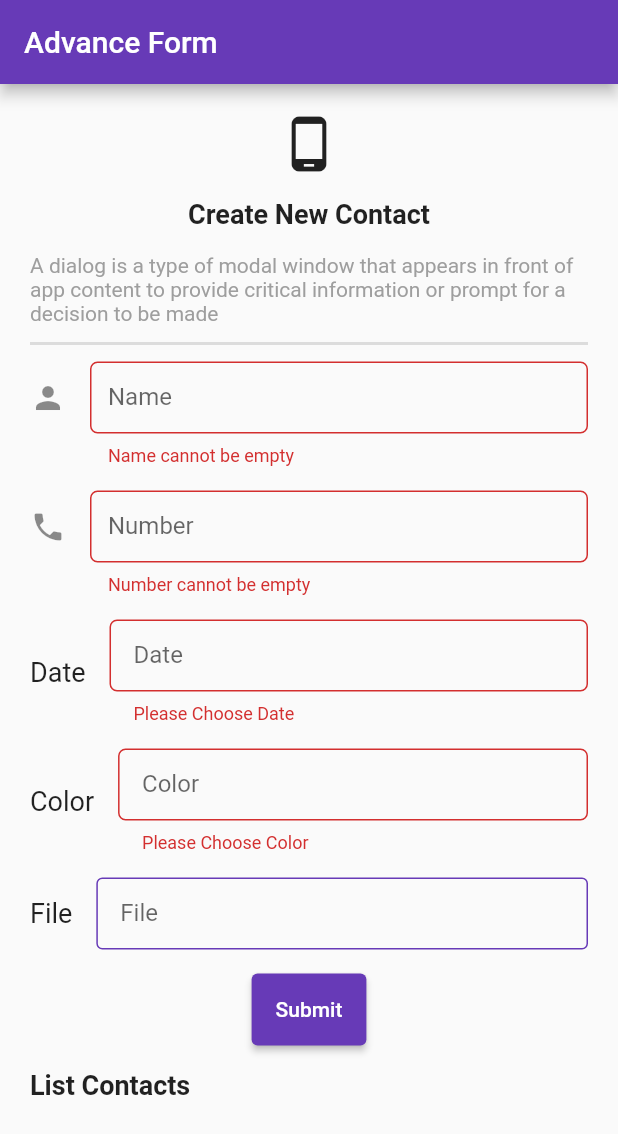
After one commit to Euismutnh/Flutter_Euis-Rohimattul-M, a Flutter app: the AdvancePage screen opened directly, after a tap on "Submit", on a phone screen of 412 x 824 dp. The commit adds this screen. Shown: the top 1134 px of the screen. Run offline on Flutter 3.47's test engine with Material 2 defaults, Android fonts, the light colour scheme and no system bars; our stand-ins replace file_picker, flutter_colorpicker.

Commit message:
Pengumpulan Tugas

```diff
--- /dev/null
+++ b/lib/Praktikum_Advance/soal_prioritas2_explorasi.dart
@@ -0,0 +1,482 @@
+import 'package:flutter/material.dart';
+import 'package:flutter_colorpicker/flutter_colorpicker.dart';
+import 'package:file_picker/file_picker.dart';
+
+void main() {
+  runApp(const MaterialApp(
+    home: AdvancePage(),
+  ));
+}
+
+class AdvancePage extends StatefulWidget {
+  const AdvancePage({Key? key}) : super(key: key);
+
+  @override
+  State<AdvancePage> createState() => _AdvancePageState();
+}
+
+class _AdvancePageState extends State<AdvancePage> {
+  final _formKey = GlobalKey<FormState>();
+  TextEditingController nameController = TextEditingController();
+  TextEditingController numberController = TextEditingController();
+  TextEditingController dateController = TextEditingController();
+  TextEditingController colorController = TextEditingController();
+  TextEditingController fileController = TextEditingController();
+  List<Map<String, String>> contacts = [];
+
+  @override
+  Widget build(BuildContext context) {
+    return Scaffold(
+      appBar: AppBar(
+        backgroundColor: Colors.deepPurple,
+        title: const Text('Advance Form'),
+      ),
+      body: ListView(
+        padding: const EdgeInsets.all(20.0),
+        children: [
+          Row(
+            mainAxisAlignment: MainAxisAlignment.center,
+            children: const [
+              Icon(Icons.phone_android, size: 40.0),
+            ],
+          ),
+          const SizedBox(height: 16.0),
+          Column(
+            mainAxisAlignment: MainAxisAlignment.center,
+            children: const [
+              Text(
+                "Create New Contact",
+                style: TextStyle(
+                  fontSize: 18.0,
+                  fontWeight: FontWeight.bold,
+                ),
+              ),
+              SizedBox(height: 16.0),
+              Text(
+                "A dialog is a type of modal window that appears in front of app content to provide critical information or prompt for a decision to be made",
+                style: TextStyle(
+                  fontSize: 14.0,
+                  color: Colors.grey,
+                ),
+              ),
+            ],
+          ),
+          const Divider(height: 24.0, thickness: 2.0),
+          Form(
+            key: _formKey,
+            child: Column(
+              children: [
+                TextFormField(
+                  controller: nameController,
+                  decoration: InputDecoration(
+                    focusedBorder: const OutlineInputBorder(
+                      borderSide: BorderSide(color: Colors.deepPurple),
+                    ),
+                    enabledBorder: const OutlineInputBorder(
+                      borderSide: BorderSide(color: Colors.deepPurple),
+                    ),
+                    hintText: "Insert Your Name",
+                    labelText: "Name",
+                    icon: const Icon(Icons.person),
+                    border: OutlineInputBorder(
+                      borderRadius: BorderRadius.circular(5.0),
+                    ),
+                    contentPadding: const EdgeInsets.symmetric(
+                      horizontal: 12.0,
+                    ),
+                  ),
+                  validator: (value) {
+                    if (value!.isEmpty) {
+                      return 'Name cannot be empty';
+                    }
+                    if (!RegExp(r'^[A-Z][a-z]*(?: [A-Z][a-z]*)?$')
+                        .hasMatch(value)) {
+                      return 'Name must consist of at least 2 words, each starting with a capital letter, and contain only letters';
+                    }
+                    return null;
+                  },
+                ),
+                const SizedBox(height: 16.0),
+                TextFormField(
+                  controller: numberController,
+                  keyboardType: TextInputType.phone,
+                  decoration: InputDecoration(
+                    focusedBorder: const OutlineInputBorder(
+                      borderSide: BorderSide(color: Colors.deepPurple),
+                    ),
+                    enabledBorder: const OutlineInputBorder(
+                      borderSide: BorderSide(color: Colors.deepPurple),
+                    ),
+                    hintText: "08...",
+                    labelText: "Number",
+                    icon: const Icon(Icons.phone),
+                    border: OutlineInputBorder(
+                      borderRadius: BorderRadius.circular(5.0),
+                    ),
+                    contentPadding: const EdgeInsets.symmetric(
+                      horizontal: 12.0,
+                    ),
+                  ),
+                  validator: (value) {
+                    if (value!.isEmpty) {
+                      return 'Number cannot be empty';
+                    }
+                    if (!RegExp(r'^08[0-9]{8,15}$').hasMatch(value)) {
+                      return 'Number must consist of digits, be at least 8 digits, at most 15 digits, and start with "08"';
+                    }
+                    return null;
+                  },
+                ),
+                const SizedBox(height: 16.0),
+                Row(
+                  children: [
+                    const Text(
+                      "Date",
+                      style: TextStyle(
+                        fontSize: 18.0,
+                      ),
+                      textAlign: TextAlign.center,
+                    ),
+                    const SizedBox(width: 16.0),
+                    Expanded(
+                      child: GestureDetector(
+                        onTap: () => _selectDate(context),
+                        child: AbsorbPointer(
+                          child: TextFormField(
+                            controller: dateController,
+                            decoration: InputDecoration(
+                              focusedBorder: const OutlineInputBorder(
+                                borderSide:
+                                    BorderSide(color: Colors.deepPurple),
+                              ),
+                              enabledBorder: const OutlineInputBorder(
+                                borderSide:
+                                    BorderSide(color: Colors.deepPurple),
+                              ),
+                              hintText: "Choose Date",
+                              labelText: "Date",
+                              border: OutlineInputBorder(
+                                borderRadius: BorderRadius.circular(5.0),
+                              ),
+                              contentPadding: const EdgeInsets.symmetric(
+                                horizontal: 16.0,
+                                vertical: 6.0,
+                              ),
+                            ),
+                            validator: (value) {
+                              if (value == null || value.isEmpty) {
+                                return 'Please Choose Date';
+                              }
+                              return null;
+                            },
+                          ),
+                        ),
+                      ),
+                    ),
+                  ],
+                ),
+                const SizedBox(height: 16.0),
+                Row(
+                  children: [
+                    const Text(
+                      "Color",
+                      style: TextStyle(
+                        fontSize: 18.0,
+                      ),
+                      textAlign: TextAlign.center,
+                    ),
+                    const SizedBox(width: 16.0),
+                    Expanded(
+                      child: GestureDetector(
+                        onTap: () => _selectColor(context),
+                        child: AbsorbPointer(
+                          child: TextFormField(
+                            controller: colorController,
+                            decoration: InputDecoration(
+                              hintText: "Choose Color",
+                              labelText: "Color",
+                              border: OutlineInputBorder(
+                                borderRadius: BorderRadius.circular(5.0),
+                              ),
+                              contentPadding: const EdgeInsets.symmetric(
+                                horizontal: 16.0,
+                                vertical: 6.0,
+                              ),
+                            ),
+                            validator: (value) {
+                              if (value == null || value.isEmpty) {
+                                return 'Please Choose Color';
+                              }
+                              return null;
+                            },
+                          ),
+                        ),
+                      ),
+                    ),
+                  ],
+                ),
+                const SizedBox(height: 16.0),
+                Row(
+                  children: [
+                    const Text(
+                      "File",
+                      style: TextStyle(
+                        fontSize: 18.0,
+                      ),
+                      textAlign: TextAlign.center,
+                    ),
+                    const SizedBox(width: 16.0),
+                    Expanded(
+                      child: GestureDetector(
+                        onTap: () => _selectFile(context),
+                        child: AbsorbPointer(
+                          child: TextFormField(
+                            controller: fileController,
+                            decoration: InputDecoration(
+                              focusedBorder: const OutlineInputBorder(
+                                borderSide:
+                                    BorderSide(color: Colors.deepPurple),
+                              ),
+                              enabledBorder: const OutlineInputBorder(
+                                borderSide:
+                                    BorderSide(color: Colors.deepPurple),
+                              ),
+                              hintText: "Choose File",
+                              labelText: "File",
+                              border: OutlineInputBorder(
+                                borderRadius: BorderRadius.circular(5.0),
+                              ),
+                              contentPadding: const EdgeInsets.symmetric(
+                                horizontal: 16.0,
+                                vertical: 6.0,
+                              ),
+                            ),
+                            validator: (value) {
+                              // Menerima input kosong untuk file
+                              return null;
+                            },
+                          ),
+                        ),
+                      ),
+                    ),
+                  ],
+                ),
+                const SizedBox(height: 16.0),
+                ElevatedButton(
+                  onPressed: () {
+                    if (_formKey.currentState != null &&
+                        _formKey.currentState!.validate()) {
+                      String name = nameController.text;
+                      String number = numberController.text;
+                      String date = dateController.text;
+                      String color = colorController.text;
+                      String file = fileController.text;
+                      Map<String, String> contact = {
+                        'name': name,
+                        'number': number,
+                        'date': date,
+                        'color': color,
+                        'file': file,
+                      };
+                      setState(() {
+                        contacts.add(contact);
+                      });
+                      // Clear input fields after submission
+                      nameController.clear();
+                      numberController.clear();
+                      dateController.clear();
+                      colorController.clear();
+                      fileController.clear();
+                    }
+                  },
+                  style: ElevatedButton.styleFrom(
+                    backgroundColor: Colors.deepPurple,
+                    padding: const EdgeInsets.all(16.0),
+                  ),
+                  child: const Text(
+                    "Submit",
+                    style: TextStyle(
+                      color: Colors.white,
+                    ),
+                  ),
+                ),
+              ],
+            ),
+          ),
+          const SizedBox(height: 16.0),
+          const Text(
+            "List Contacts",
+            style: TextStyle(
+              fontSize: 18.0,
+              fontWeight: FontWeight.bold,
+            ),
+          ),
+          const SizedBox(height: 16.0),
+          Column(
+            crossAxisAlignment: CrossAxisAlignment.stretch,
+            children: contacts.asMap().entries.map((entry) {
+              final contact = entry.value;
+              return Container(
+                height: 120,
+                margin: const EdgeInsets.only(bottom: 8.0),
+                decoration: BoxDecoration(
+                  color: contact.containsKey('color')
+                      ? Color(int.parse(contact['color']!))
+                      : Colors.white,
+                  borderRadius: BorderRadius.circular(5.0),
+                ),
+                child: Padding(
+                  padding: const EdgeInsets.all(16.0),
+                  child: Row(
+                    mainAxisAlignment:
+                        MainAxisAlignment.spaceBetween, // Ikon di sebelah kanan
+                    children: [
+                      Row(
+                        children: [
+                          Container(
+                            width: 50,
+                            height: 50,
+                            decoration: const BoxDecoration(
+                              color: Colors.white,
+                              shape: BoxShape.circle,
+                            ),
+                            child: Center(
+                              child: Text(
+                                (contact['name']?.isNotEmpty ?? false)
+                                    ? contact['name']![0].toUpperCase()
+                                    : '',
+                                style: const TextStyle(
+                                  color: Colors.purple,
+                                  fontWeight: FontWeight.bold,
+                                  fontSize: 24,
+                                ),
+                              ),
+                            ),
+                          ),
+                          const SizedBox(width: 8.0),
+                          Column(
+                            crossAxisAlignment: CrossAxisAlignment.start,
+                            children: [
+                              Text(
+                                "Name: ${contact['name']}",
+                                style: const TextStyle(
+                                  color: Colors.white,
+                                ),
+                              ),
+                              Text(
+                                "Number: ${contact['number']}",
+                                style: const TextStyle(
+                                  color: Colors.white,
+                                ),
+                              ),
+                              Text(
+                                "Date: ${(contact['date'])}",
+                                style: const TextStyle(
+                                  color: Colors.white,
+                                ),
+                              ),
+                              Text(
+                                "Color: ${(contact['color'])}",
+                                style: const TextStyle(
+                                  color: Colors.white,
+                                ),
+                              ),
+                              Text(
+                                "File: ${(contact['file'])}",
+                                style: const TextStyle(
+                                  color: Colors.white,
+                                ),
+                              ),
+                            ],
+                          ),
+                        ],
+                      ),
+                      Row(
+                        children: [
+                          IconButton(
+                            icon: const Icon(
+                              Icons.edit,
+                              color: Colors.white,
+                            ),
+                            onPressed: () {},
+                          ),
+                          const SizedBox(width: 0.1),
+                          IconButton(
+                            icon: const Icon(
+                              Icons.delete,
+                              color: Colors.white,
+                            ),
+                            onPressed: () {
+                              setState(() {
+                                contacts.remove(contact);
+                              });
+                            },
+                          ),
+                        ],
+                      ),
+                    ],
+                  ),
+                ),
+              );
+            }).toList(),
+          ),
+        ],
+      ),
+    );
+  }
+
+  Future<void> _selectDate(BuildContext context) async {
+    final DateTime? picked = await showDatePicker(
+      context: context,
+      initialDate: DateTime.now(),
+      firstDate: DateTime(1999),
+      lastDate: DateTime(2099),
+    );
+    if (picked != null && picked != DateTime.now()) {
+      setState(() {
+        dateController.text = picked.toLocal().toString().split(' ')[0];
+      });
+    }
+  }
+
+  Future<void> _selectColor(BuildContext context) async {
+    Color selectedColor = await showDialog(
+      context: context,
+      builder: (BuildContext context) {
+        Color currentColor = Colors.white;
+        return AlertDialog(
+          title: const Text('Select a Color'),
+          content: SingleChildScrollView(
+            child: ColorPicker(
+              pickerColor: currentColor,
+              onColorChanged: (Color color) {
+                currentColor = color;
+              },
+            ),
+          ),
+          actions: [
+            ElevatedButton(
+              onPressed: () {
+                Navigator.of(context).pop(currentColor);
+              },
+              child: const Text('Done'),
+            ),
+          ],
+        );
+      },
+    );
+
+    setState(() {
+      colorController.text = selectedColor.value.toString();
+    });
+  }
+
+  Future<void> _selectFile(BuildContext context) async {
+    FilePickerResult? result = await FilePicker.platform.pickFiles();
+    if (result != null) {
+      setState(() {
+        fileController.text = result.files.first.name;
+      });
+    }
+  }
+}
--- a/lib/material_page.dart
+++ b/lib/material_page.dart
@@ -1,9 +1,9 @@
 import 'package:flutter/material.dart';
+import 'Praktikum_Advance/soal_prioritas1.dart';
 import 'about_page.dart';
 //import 'widgets/my_row.dart';
-import 'add_contact_page.dart';
+import 'Praktikum_Flutter_Form/Soal_Prioritas 1 & 2/add_contact_page.dart';
 import 'more_information_page.dart';
-import 'interactive_widget.dart'; // Import file AboutPage
 
 class HomePage extends StatelessWidget {
   const HomePage({super.key});
```
Also changed, not shown: lib/Praktikum_Advance/soal_prioritas1.dart (renamed from lib/interactive_widget.dart), lib/Praktikum_Flutter_Form/Soal_Prioritas 1 & 2/add_contact_page.dart (renamed from lib/add_contact_page.dart), 1 other file.
